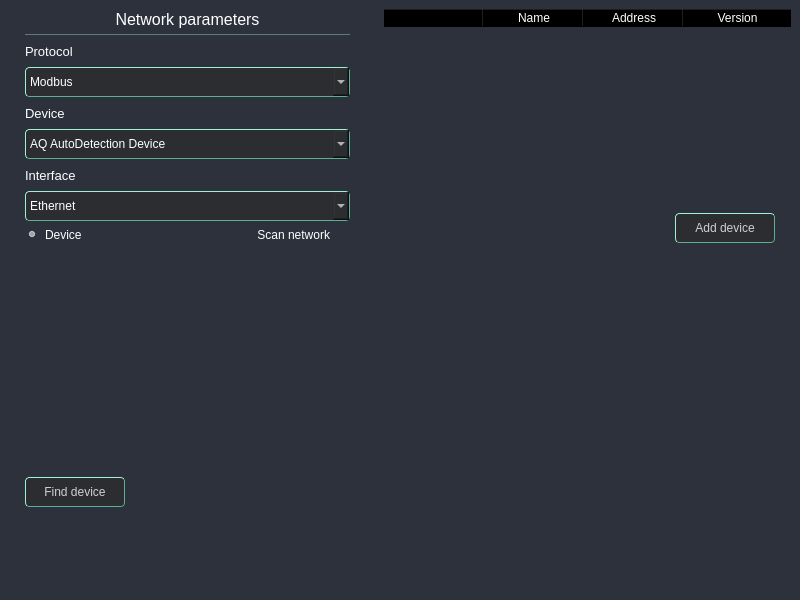
Above: UI/forms/AqAddDeviceWindow.ui from romangolovkou/AQteck_toolMAX before the change. Below: the same form after it.
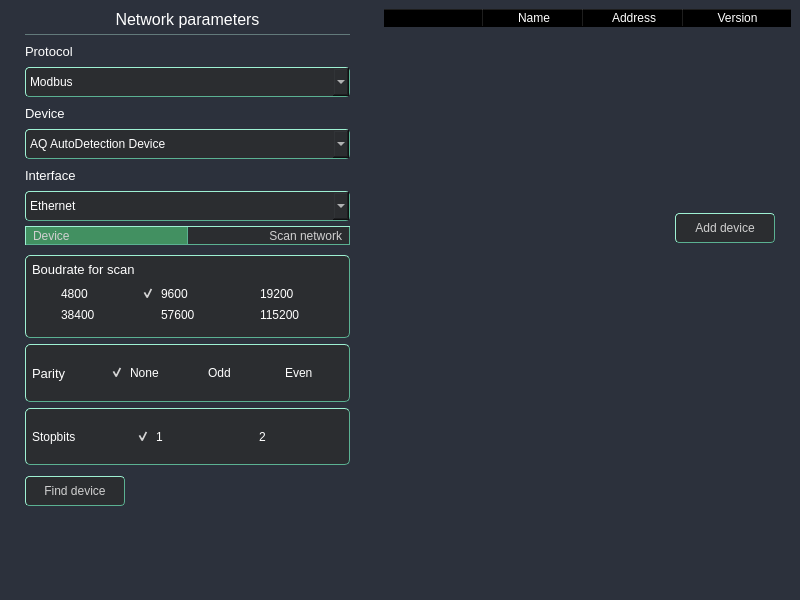
That is the form after the change. The open tabs and pages were chosen to show the change. Custom widgets are drawn as their Qt base class.

Commit message: додано заготівку для скан нетворк

Patch:
```diff
--- a/UI/forms/AqAddDeviceWindow.ui
+++ b/UI/forms/AqAddDeviceWindow.ui
@@ -110,6 +110,79 @@
 QHeaderView::section { background-color: #2b2d30;}
 QTableWidget { border: none; }
 QTableWidget::item { padding-left: 3px; }
+
+QRadioButton {
+    font-size: 12px;
+    color: #D0D0D0;
+    background-color: #2b2d30;
+    padding: 1px;
+    border-top: 1px solid #9ef1d3;
+	border-left: 1px solid #9ef1d3; 
+	border-bottom: 1px solid #5bb192; 
+	border-right: 1px solid #5bb192;
+    border-radius: 5px;
+}
+
+#deviceRadioBtn{
+	border-top-left-radius: 10px;
+	border-bottom-left-radius: 10px;
+	border-top-right-radius: 0px;
+	border-bottom-right-radius: 0px;
+}
+
+#scanRadioBtn{
+	border-top-left-radius: 0px;
+	border-bottom-left-radius: 0px;
+	border-top-right-radius: 10px;
+	border-bottom-right-radius: 10px;
+	border-left: 0px solid #9ef1d3;
+}
+
+QRadioButton:hover {
+   background-color: #3c3e41;
+}
+
+QRadioButton::indicator {
+    width: 0px;
+    height: 0px;
+	background-color: transparent;
+}
+
+QRadioButton:checked {
+    background-color: #429061;
+}
+
+#boudrateFrame{
+	color: #D0D0D0;
+    background-color: #2b2d30;
+    border-top: 1px solid #9ef1d3;
+	border-left: 1px solid #9ef1d3; 
+	border-bottom: 1px solid #5bb192; 
+	border-right: 1px solid #5bb192;
+    border-radius: 5px;
+	padding: 6px;
+}
+#parityFrame{
+	color: #D0D0D0;
+    background-color: #2b2d30;
+    border-top: 1px solid #9ef1d3;
+	border-left: 1px solid #9ef1d3; 
+	border-bottom: 1px solid #5bb192; 
+	border-right: 1px solid #5bb192;
+    border-radius: 5px;
+	padding: 6px;
+}
+#stopbitsFrame{
+	color: #D0D0D0;
+    background-color: #2b2d30;
+    border-top: 1px solid #9ef1d3;
+	border-left: 1px solid #9ef1d3; 
+	border-bottom: 1px solid #5bb192; 
+	border-right: 1px solid #5bb192;
+    border-radius: 5px;
+	padding: 6px;
+}
+
 </string>
   </property>
   <layout class="QVBoxLayout" name="verticalLayout_3">
@@ -390,10 +463,10 @@
            </layout>
           </widget>
          </item>
-         <item>
+         <item alignment="Qt::AlignTop">
           <widget class="QFrame" name="stackedFrame">
            <property name="sizePolicy">
-            <sizepolicy hsizetype="Expanding" vsizetype="Minimum">
+            <sizepolicy hsizetype="Expanding" vsizetype="MinimumExpanding">
              <horstretch>0</horstretch>
              <verstretch>0</verstretch>
             </sizepolicy>
@@ -407,7 +480,7 @@
            <property name="maximumSize">
             <size>
              <width>16777215</width>
-             <height>260</height>
+             <height>270</height>
             </size>
            </property>
            <property name="styleSheet">
@@ -420,17 +493,20 @@
             <enum>QFrame::Raised</enum>
            </property>
            <layout class="QVBoxLayout" name="verticalLayout_4">
+            <property name="spacing">
+             <number>0</number>
+            </property>
             <property name="leftMargin">
              <number>0</number>
             </property>
             <property name="topMargin">
-             <number>0</number>
+             <number>5</number>
             </property>
             <property name="rightMargin">
              <number>0</number>
             </property>
             <property name="bottomMargin">
-             <number>0</number>
+             <number>5</number>
             </property>
             <item alignment="Qt::AlignTop">
              <widget class="QStackedWidget" name="stackedWidget">
@@ -449,14 +525,14 @@
               <property name="maximumSize">
                <size>
                 <width>10000</width>
-                <height>250</height>
+                <height>10000</height>
                </size>
               </property>
               <property name="styleSheet">
                <string notr="true"/>
               </property>
               <property name="currentIndex">
-               <number>0</number>
+               <number>1</number>
               </property>
               <widget class="QWidget" name="page_com">
                <property name="sizePolicy">
@@ -468,18 +544,18 @@
                <property name="maximumSize">
                 <size>
                  <width>16777215</width>
-                 <height>250</height>
+                 <height>260</height>
                 </size>
                </property>
                <layout class="QVBoxLayout" name="verticalLayout_2">
                 <property name="spacing">
-                 <number>6</number>
+                 <number>0</number>
                 </property>
                 <property name="leftMargin">
                  <number>0</number>
                 </property>
                 <property name="topMargin">
-                 <number>6</number>
+                 <number>0</number>
                 </property>
                 <property name="rightMargin">
                  <number>0</number>
@@ -513,6 +589,11 @@
                    </property>
                    <item>
                     <widget class="QRadioButton" name="deviceRadioBtn">
+                     <property name="font">
+                      <font>
+                       <pointsize>-1</pointsize>
+                      </font>
+                     </property>
                      <property name="autoFillBackground">
                       <bool>false</bool>
                      </property>
@@ -526,6 +607,11 @@
                    </item>
                    <item>
                     <widget class="QRadioButton" name="scanRadioBtn">
+                     <property name="font">
+                      <font>
+                       <pointsize>-1</pointsize>
+                      </font>
+                     </property>
                      <property name="layoutDirection">
                       <enum>Qt::RightToLeft</enum>
                      </property>
@@ -537,15 +623,39 @@
                   </layout>
                  </widget>
                 </item>
-                <item>
+                <item alignment="Qt::AlignTop">
                  <widget class="QStackedWidget" name="insideStackedWidget">
+                  <property name="sizePolicy">
+                   <sizepolicy hsizetype="Preferred" vsizetype="MinimumExpanding">
+                    <horstretch>0</horstretch>
+                    <verstretch>0</verstretch>
+                   </sizepolicy>
+                  </property>
+                  <property name="minimumSize">
+                   <size>
+                    <width>0</width>
+                    <height>0</height>
+                   </size>
+                  </property>
                   <property name="currentIndex">
                    <number>0</number>
                   </property>
                   <widget class="QWidget" name="pageDevice">
+                   <property name="sizePolicy">
+                    <sizepolicy hsizetype="Preferred" vsizetype="MinimumExpanding">
+                     <horstretch>0</horstretch>
+                     <verstretch>0</verstretch>
+                    </sizepolicy>
+                   </property>
+                   <property name="minimumSize">
+                    <size>
+                     <width>0</width>
+                     <height>0</height>
+                    </size>
+                   </property>
                    <layout class="QVBoxLayout" name="verticalLayout_9">
                     <property name="spacing">
-                     <number>6</number>
+                     <number>0</number>
                     </property>
                     <property name="leftMargin">
                      <number>0</number>
@@ -564,13 +674,13 @@
                       <property name="minimumSize">
                        <size>
                         <width>0</width>
-                        <height>20</height>
+                        <height>25</height>
                        </size>
                       </property>
                       <property name="maximumSize">
                        <size>
                         <width>16777215</width>
-                        <height>20</height>
+                        <height>25</height>
                        </size>
                       </property>
                       <property name="font">
@@ -634,13 +744,13 @@
                       <property name="minimumSize">
                        <size>
                         <width>0</width>
-                        <height>20</height>
+                        <height>25</height>
                        </size>
                       </property>
                       <property name="maximumSize">
                        <size>
                         <width>16777215</width>
-                        <height>20</height>
+                        <height>25</height>
                        </size>
                       </property>
                       <property name="font">
@@ -689,13 +799,13 @@
                       <property name="minimumSize">
                        <size>
                         <width>0</width>
-                        <height>20</height>
+                        <height>25</height>
                        </size>
                       </property>
                       <property name="maximumSize">
                        <size>
                         <width>16777215</width>
-                        <height>20</height>
+                        <height>25</height>
                        </size>
                       </property>
                       <property name="font">
@@ -739,13 +849,13 @@
                       <property name="minimumSize">
                        <size>
                         <width>0</width>
-                        <height>20</height>
+                        <height>25</height>
                        </size>
                       </property>
                       <property name="maximumSize">
                        <size>
                         <width>16777215</width>
-                        <height>20</height>
+                        <height>25</height>
                        </size>
                       </property>
                       <property name="font">
@@ -776,7 +886,292 @@
                     </item>
                    </layout>
                   </widget>
-                  <widget class="QWidget" name="pageScanNetwork"/>
+                  <widget class="QWidget" name="pageScanNetwork">
+                   <layout class="QVBoxLayout" name="verticalLayout_10">
+                    <property name="spacing">
+                     <number>6</number>
+                    </property>
+                    <property name="leftMargin">
+                     <number>0</number>
+                    </property>
+                    <property name="topMargin">
+                     <number>10</number>
+                    </property>
+                    <property name="rightMargin">
+                     <number>0</number>
+                    </property>
+                    <property name="bottomMargin">
+                     <number>0</number>
+                    </property>
+                    <item alignment="Qt::AlignTop">
+                     <widget class="QFrame" name="boudrateFrame">
+                      <property name="frameShape">
+                       <enum>QFrame::StyledPanel</enum>
+                      </property>
+                      <property name="frameShadow">
+                       <enum>QFrame::Raised</enum>
+                      </property>
+                      <layout class="QVBoxLayout" name="verticalLayout_11">
+                       <property name="spacing">
+                        <number>0</number>
+                       </property>
+                       <property name="leftMargin">
+                        <number>0</number>
+                       </property>
+                       <property name="topMargin">
+                        <number>0</number>
+                       </property>
+                       <property name="rightMargin">
+                        <number>0</number>
+                       </property>
+                       <property name="bottomMargin">
+                        <number>0</number>
+                       </property>
+                       <item>
+                        <widget class="QLabel" name="boudrateScanLabel">
+                         <property name="font">
+                          <font>
+                           <pointsize>10</pointsize>
+                          </font>
+                         </property>
+                         <property name="text">
+                          <string>Boudrate for scan</string>
+                         </property>
+                        </widget>
+                       </item>
+                       <item>
+                        <widget class="QFrame" name="boudrateCheckBoxFrame">
+                         <property name="frameShape">
+                          <enum>QFrame::StyledPanel</enum>
+                         </property>
+                         <property name="frameShadow">
+                          <enum>QFrame::Raised</enum>
+                         </property>
+                         <layout class="QGridLayout" name="gridLayout">
+                          <item row="0" column="0">
+                           <widget class="QCheckBox" name="checkBox4800">
+                            <property name="text">
+                             <string>4800</string>
+                            </property>
+                           </widget>
+                          </item>
+                          <item row="0" column="1">
+                           <widget class="QCheckBox" name="checkBox9600">
+                            <property name="text">
+                             <string>9600</string>
+                            </property>
+                            <property name="checked">
+                             <bool>true</bool>
+                            </property>
+                            <property name="tristate">
+                             <bool>false</bool>
+                            </property>
+                           </widget>
+                          </item>
+                          <item row="1" column="0">
+                           <widget class="QCheckBox" name="checkBox38400">
+                            <property name="text">
+                             <string>38400</string>
+                            </property>
+                           </widget>
+                          </item>
+                          <item row="0" column="2">
+                           <widget class="QCheckBox" name="checkBox19200">
+                            <property name="text">
+                             <string>19200</string>
+                            </property>
+                           </widget>
+                          </item>
+                          <item row="1" column="1">
+                           <widget class="QCheckBox" name="checkBox57600">
+                            <property name="text">
+                             <string>57600</string>
+                            </property>
+                           </widget>
+                          </item>
+                          <item row="1" column="2">
+                           <widget class="QCheckBox" name="checkBox115200">
+                            <property name="text">
+                             <string>115200</string>
+                            </property>
+                           </widget>
+                          </item>
+                         </layout>
+                        </widget>
+                       </item>
+                      </layout>
+                     </widget>
+                    </item>
+                    <item>
+                     <widget class="QFrame" name="parityFrame">
+                      <property name="frameShape">
+                       <enum>QFrame::StyledPanel</enum>
+                      </property>
+                      <property name="frameShadow">
+                       <enum>QFrame::Raised</enum>
+                      </property>
+                      <layout class="QVBoxLayout" name="verticalLayout_12">
+                       <property name="spacing">
+                        <number>0</number>
+                       </property>
+                       <property name="leftMargin">
+                        <number>0</number>
+                       </property>
+                       <property name="topMargin">
+                        <number>0</number>
+                       </property>
+                       <property name="rightMargin">
+                        <number>0</number>
+                       </property>
+                       <property name="bottomMargin">
+                        <number>0</number>
+                       </property>
+                       <item>
+                        <widget class="QFrame" name="parityCheckBoxFrame">
+                         <property name="frameShape">
+                          <enum>QFrame::StyledPanel</enum>
+                         </property>
+                         <property name="frameShadow">
+                          <enum>QFrame::Raised</enum>
+                         </property>
+                         <layout class="QHBoxLayout" name="horizontalLayout_7">
+                          <property name="spacing">
+                           <number>0</number>
+                          </property>
+                          <property name="leftMargin">
+                           <number>0</number>
+                          </property>
+                          <property name="topMargin">
+                           <number>0</number>
+                          </property>
+                          <property name="rightMargin">
+                           <number>0</number>
+                          </property>
+                          <property name="bottomMargin">
+                           <number>0</number>
+                          </property>
+                          <item>
+                           <widget class="QLabel" name="parityScanLabelabel">
+                            <property name="font">
+                             <font>
+                              <pointsize>10</pointsize>
+                             </font>
+                            </property>
+                            <property name="text">
+                             <string>Parity </string>
+                            </property>
+                           </widget>
+                          </item>
+                          <item>
+                           <widget class="QCheckBox" name="checkBox">
+                            <property name="text">
+                             <string>None</string>
+                            </property>
+                            <property name="checked">
+                             <bool>true</bool>
+                            </property>
+                           </widget>
+                          </item>
+                          <item>
+                           <widget class="QCheckBox" name="checkBox_2">
+                            <property name="text">
+                             <string>Odd</string>
+                            </property>
+                           </widget>
+                          </item>
+                          <item>
+                           <widget class="QCheckBox" name="checkBox_3">
+                            <property name="text">
+                             <string>Even</string>
+                            </property>
+                           </widget>
+                          </item>
+                         </layout>
+                        </widget>
+                       </item>
+                      </layout>
+                     </widget>
+                    </item>
+                    <item>
+                     <widget class="QFrame" name="stopbitsFrame">
+                      <property name="frameShape">
+                       <enum>QFrame::StyledPanel</enum>
+                      </property>
+                      <property name="frameShadow">
+                       <enum>QFrame::Raised</enum>
+                      </property>
+                      <layout class="QVBoxLayout" name="verticalLayout_13">
+                       <property name="spacing">
+                        <number>0</number>
+                       </property>
+                       <property name="leftMargin">
+                        <number>0</number>
+                       </property>
+                       <property name="topMargin">
+                        <number>0</number>
+                       </property>
+                       <property name="rightMargin">
+                        <number>0</number>
+                       </property>
+                       <property name="bottomMargin">
+                        <number>0</number>
+                       </property>
+                       <item>
+                        <widget class="QFrame" name="stopbitsCheckBoxFrame">
+                         <property name="frameShape">
+                          <enum>QFrame::StyledPanel</enum>
+                         </property>
+                         <property name="frameShadow">
+                          <enum>QFrame::Raised</enum>
+                         </property>
+                         <layout class="QHBoxLayout" name="horizontalLayout_8">
+                          <property name="spacing">
+                           <number>0</number>
+                          </property>
+                          <property name="leftMargin">
+                           <number>0</number>
+                          </property>
+                          <property name="topMargin">
+                           <number>0</number>
+                          </property>
+                          <property name="rightMargin">
+                           <number>0</number>
+                          </property>
+                          <property name="bottomMargin">
+                           <number>0</number>
+                          </property>
+                          <item>
+                           <widget class="QLabel" name="stopbitsScanLabel">
+                            <property name="text">
+                             <string>Stopbits</string>
+                            </property>
+                           </widget>
+                          </item>
+                          <item>
+                           <widget class="QCheckBox" name="checkBox_4">
+                            <property name="text">
+                             <string>1</string>
+                            </property>
+                            <property name="checked">
+                             <bool>true</bool>
+                            </property>
+                           </widget>
+                          </item>
+                          <item>
+                           <widget class="QCheckBox" name="checkBox_5">
+                            <property name="text">
+                             <string>2</string>
+                            </property>
+                           </widget>
+                          </item>
+                         </layout>
+                        </widget>
+                       </item>
+                      </layout>
+                     </widget>
+                    </item>
+                   </layout>
+                  </widget>
                  </widget>
                 </item>
                </layout>
@@ -802,26 +1197,53 @@
                  <number>0</number>
                 </property>
                 <item alignment="Qt::AlignTop">
-                 <widget class="QLabel" name="ip_line_edit_label">
-                  <property name="text">
-                   <string>IP Address</string>
+                 <widget class="QFrame" name="page_ip_Frame">
+                  <property name="frameShape">
+                   <enum>QFrame::StyledPanel</enum>
                   </property>
-                 </widget>
-                </item>
-                <item alignment="Qt::AlignTop">
-                 <widget class="AqIpLineEdit" name="ip_line_edit">
-                  <property name="minimumSize">
-                   <size>
-                    <width>0</width>
-                    <height>30</height>
-                   </size>
+                  <property name="frameShadow">
+                   <enum>QFrame::Raised</enum>
                   </property>
-                  <property name="maximumSize">
-                   <size>
-                    <width>16777215</width>
-                    <height>30</height>
-                   </size>
-                  </property>
+                  <layout class="QVBoxLayout" name="verticalLayout_14">
+                   <property name="spacing">
+                    <number>6</number>
+                   </property>
+                   <property name="leftMargin">
+                    <number>0</number>
+                   </property>
+                   <property name="topMargin">
+                    <number>0</number>
+                   </property>
+                   <property name="rightMargin">
+                    <number>0</number>
+                   </property>
+                   <property name="bottomMargin">
+                    <number>0</number>
+                   </property>
+                   <item>
+                    <widget class="QLabel" name="ip_line_edit_label">
+                     <property name="text">
+                      <string>IP Address</string>
+                     </property>
+                    </widget>
+                   </item>
+                   <item>
+                    <widget class="AqIpLineEdit" name="ip_line_edit">
+                     <property name="minimumSize">
+                      <size>
+                       <width>0</width>
+                       <height>30</height>
+                      </size>
+                     </property>
+                     <property name="maximumSize">
+                      <size>
+                       <width>16777215</width>
+                       <height>30</height>
+                      </size>
+                     </property>
+                    </widget>
+                   </item>
+                  </layout>
                  </widget>
                 </item>
                </layout>
```
The commit also changes 1 other file.
